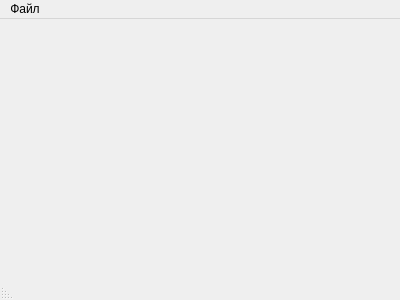
Before: the Qt Designer form mainwindow.ui in kzagorulko/Matrixes-Maker, drawn with Qt 5.
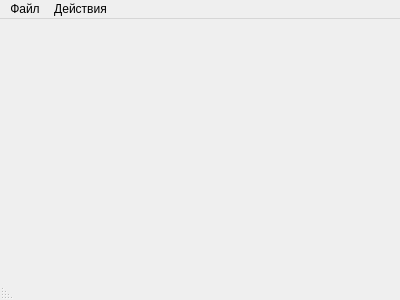
After: the same form once the commit is applied.

```diff
--- a/mainwindow.ui
+++ b/mainwindow.ui
@@ -34,7 +34,14 @@
     <addaction name="saveFile"/>
     <addaction name="openFile"/>
    </widget>
+   <widget class="QMenu" name="menu">
+    <property name="title">
+     <string>Действия</string>
+    </property>
+    <addaction name="summation"/>
+   </widget>
    <addaction name="menuFile"/>
+   <addaction name="menu"/>
   </widget>
   <widget class="QStatusBar" name="statusBar">
    <property name="layoutDirection">
```
Left out of the diff: 5 changed lines with no effect on the pictures.
